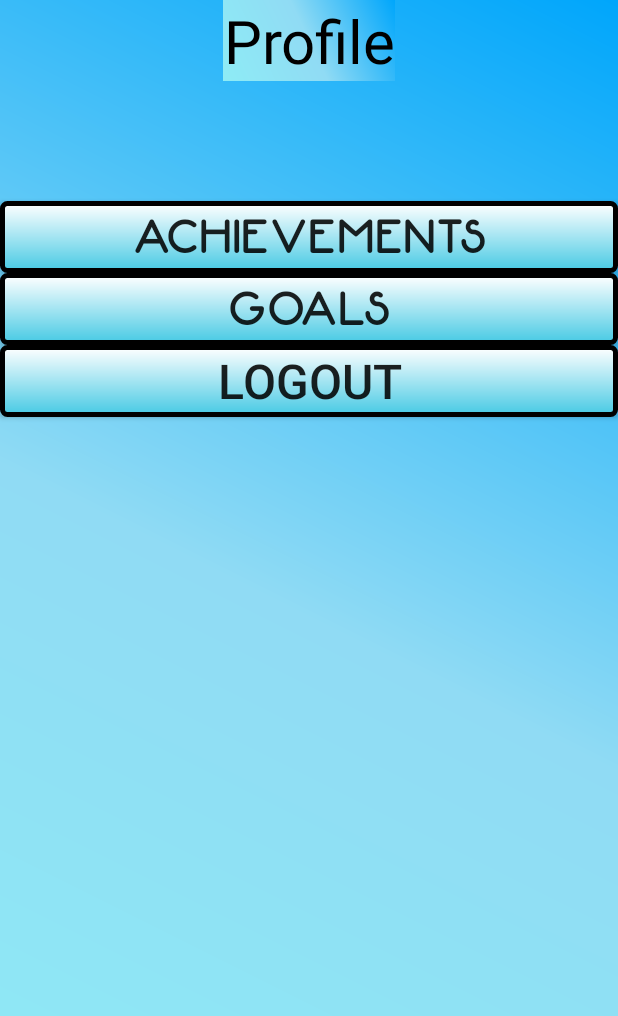
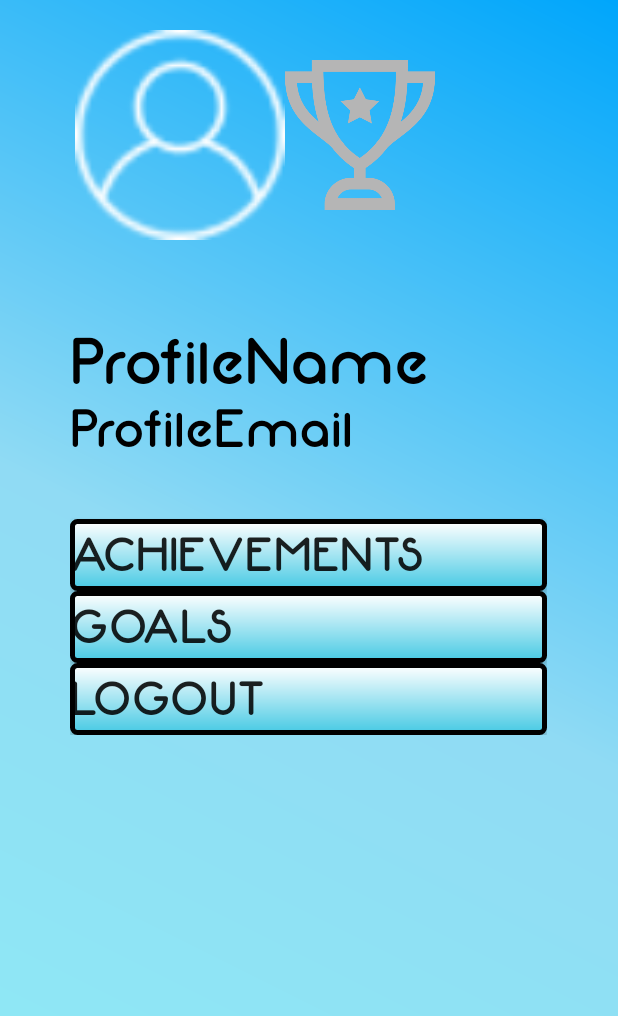
Before and after one commit to saykhar7/GymHomie, an Android app: the fragment profile_fragment shown on its own in the app's theme, on a phone screen of 412 x 824 dp. Shown: the top 1016 px of the screen. Run offline under Robolectric (Android 15) with nearby library versions, the phone set to English and light mode, and no system bars.

Commit message:
profile UI change

```diff
--- a/app/src/main/res/layout/fragment_profile.xml
+++ b/app/src/main/res/layout/fragment_profile.xml
@@ -7,14 +7,51 @@
     android:background="@drawable/bg"
     tools:context=".fragments.profile_fragment">
 
-    <TextView
+    <LinearLayout
         android:layout_width="wrap_content"
         android:layout_height="wrap_content"
-        android:text="Profile"
-        android:textSize="40dp"
-        android:background="@drawable/bg"
-        android:textAlignment="center"
+        android:layout_marginTop="20dp"
+        android:layout_marginLeft="50dp"
+        android:orientation="horizontal" >
+        <ImageView
+            android:id="@+id/profilePicture"
+            android:layout_width="140dp"
+            android:layout_height="140dp"
+            android:src="@drawable/profile" />
+
+        <ImageView
+            android:id="@+id/profileBadge"
+            android:layout_width="100dp"
+            android:layout_height="100dp"
+            android:layout_marginTop="20dp"
+            android:src="@drawable/trophy_locked" />
+    </LinearLayout>
+
+    <LinearLayout
+        android:layout_width="350dp"
+        android:layout_height="wrap_content"
         android:layout_gravity="center"
+        android:orientation="vertical"
+        android:layout_marginTop="40dp"
+        android:padding="16dp" >
+        <TextView
+            android:id="@+id/profileName"
+            android:layout_width="wrap_content"
+            android:layout_height="wrap_content"
+            android:text="ProfileName"
+            android:textSize="44dp"
+            android:fontFamily="@font/neon"
+            android:layout_gravity="left"
+            android:textColor="@color/black"/>
+
+        <TextView
+            android:id="@+id/profileEmail"
+            android:layout_width="wrap_content"
+            android:layout_height="wrap_content"
+            android:text="ProfileEmail"
+            android:textSize="36dp"
+            android:fontFamily="@font/neon"
+            android:layout_gravity="left"
             android:textColor="@color/black"/>
 
         <Button
@@ -24,7 +61,8 @@
             android:hapticFeedbackEnabled="true"
             android:background="@drawable/button_border"
             android:text="Achievements"
-        android:layout_marginTop="80dp"
+            android:textAlignment="textStart"
+            android:layout_marginTop="40dp"
             android:fontFamily="@font/neon"
             android:textSize="32dp"/>
 
@@ -33,16 +71,24 @@
             android:layout_width="match_parent"
             android:layout_height="wrap_content"
             android:hapticFeedbackEnabled="true"
+            android:textAlignment="textStart"
             android:text="Goals"
             android:textSize="32dp"
             android:fontFamily="@font/neon"
             android:background="@drawable/button_border"/>
+
         <Button
             android:id="@+id/logoutBtn"
             android:layout_width="match_parent"
             android:layout_height="wrap_content"
+            android:background="@drawable/button_border"
             android:hapticFeedbackEnabled="true"
-        android:background="@drawable/button_border"
-        android:textSize="32dp"
-        android:text="Logout" />
+            android:text="Logout"
+            android:fontFamily="@font/neon"
+            android:textAlignment="textStart"
+            android:textSize="32dp" />
+
     </LinearLayout>
+
+
+</LinearLayout>
```
Lines whose indentation alone changed are shown as unchanged.
